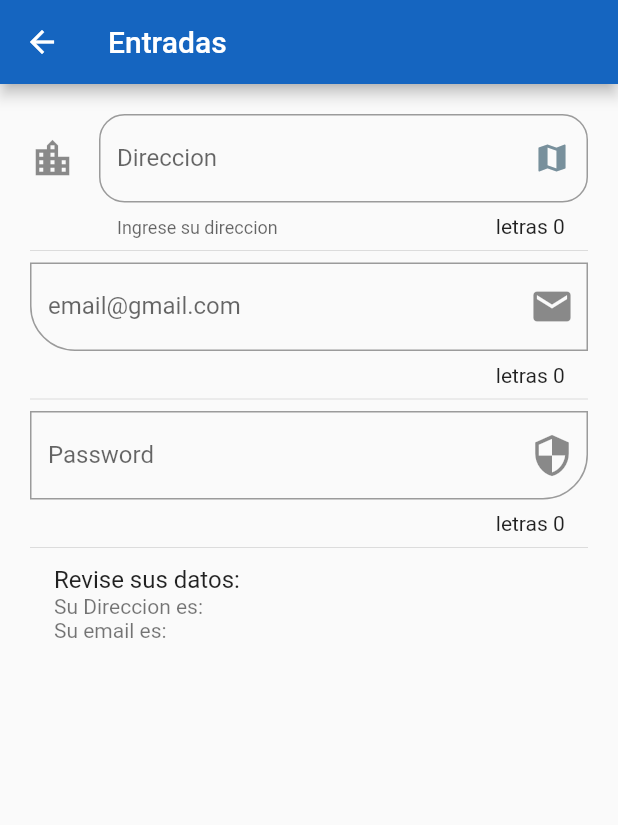
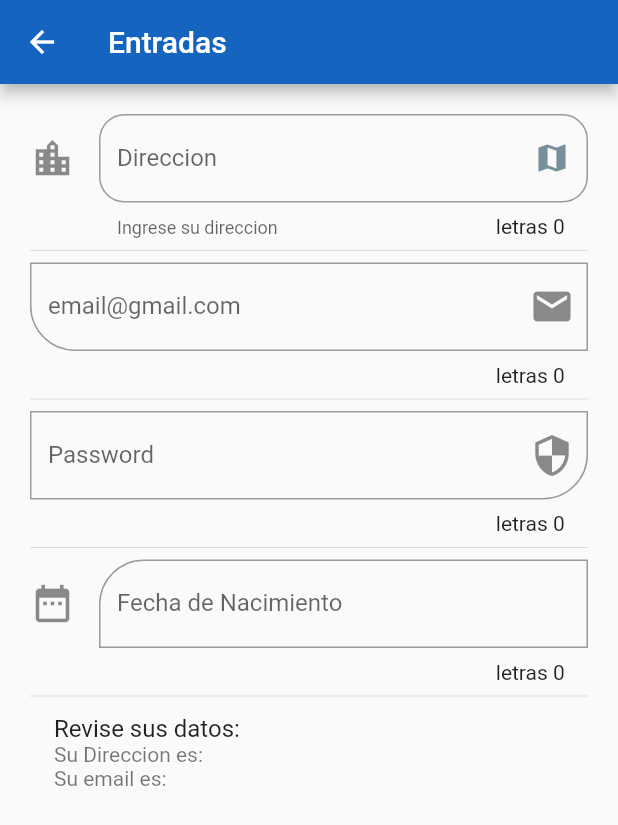
Before and after one commit to IsraMejia/Flutter-Udemy, a Flutter app: the InputPage screen opened by its route, on a phone screen of 412 x 824 dp. Shown: the top 825 px of the screen. Run offline on Flutter 3.47's test engine with Material 2 defaults, Android fonts, the phone set to English and light mode, and no system bars.

Commit message:
Se agrego el calendario

```diff
--- a/lib/src/pages/input_page.dart
+++ b/lib/src/pages/input_page.dart
@@ -13,6 +13,9 @@ class _InputPageState extends State<InputPage> {
   String _direccion ='' ;
   String _email ='';
   String _password='';
+  String _fecha = '';
+
+  TextEditingController _inputFieldDateController = new TextEditingController();
 
   @override
   Widget build(BuildContext context) {
@@ -32,6 +35,8 @@ class _InputPageState extends State<InputPage> {
           Divider(),
           _ingresaPassword(),
           Divider(),
+          _crearFecha( context ),
+          Divider(),
 
           _revisarDatos(),
 
@@ -42,6 +47,7 @@ class _InputPageState extends State<InputPage> {
     );
 
   }//build
+
 
   Widget _crearInput() {
     return TextField(
@@ -100,8 +106,7 @@ class _InputPageState extends State<InputPage> {
   Widget _ingresaPassword(){
     return TextField(
 
-      keyboardType: TextInputType.emailAddress ,
-      //Te pone el arroba en el teclado xD
+      obscureText: true,
 
       decoration: InputDecoration(
         border: OutlineInputBorder(
@@ -120,7 +125,53 @@ class _InputPageState extends State<InputPage> {
       }
 
     );
+  }// _ingresaPassword()
+
+  Widget _crearFecha(BuildContext context){
+    return TextField(
+      enableInteractiveSelection: false, //No deja copiar y pegar
+
+      controller: _inputFieldDateController,
+      //Se relaciona el controlador del _selectDate con el controller de aqui
+
+      decoration: InputDecoration(
+        border: OutlineInputBorder(
+          borderRadius: BorderRadius.only( topLeft : Radius.circular(30)) ,
+        ) ,
+        counter: Text('letras ${_fecha.length } '),
+        labelText: 'Fecha de Nacimiento',
+        icon: Icon(Icons.date_range , size: 30.0 )
+      ),
+
+      onTap: (){
+        FocusScope.of(context).requestFocus(new FocusNode()); //No es visible eltap
+        _selectDate(context);
+      },
+
+    );
   }
+
+  _selectDate(BuildContext context) async {
+
+    DateTime piked =  await showDatePicker(
+      context  : context,
+      initialDate: new DateTime.now(),
+      firstDate: new DateTime(2019),
+      lastDate:  new DateTime(2025),
+
+    ); //Se define el rango del calendario
+
+    if (piked != null){
+      setState(() {
+        _fecha = piked.toString() ;
+        _inputFieldDateController.text = _fecha;
+      });//Si se pico xd, se le asigna la fecha del calendario al string
+    }else{
+
+    }
+
+
+  }//Se usa un async await ya que se definira la fecha en tiempo de ejecucion
 
 
   Widget _revisarDatos(){
```
